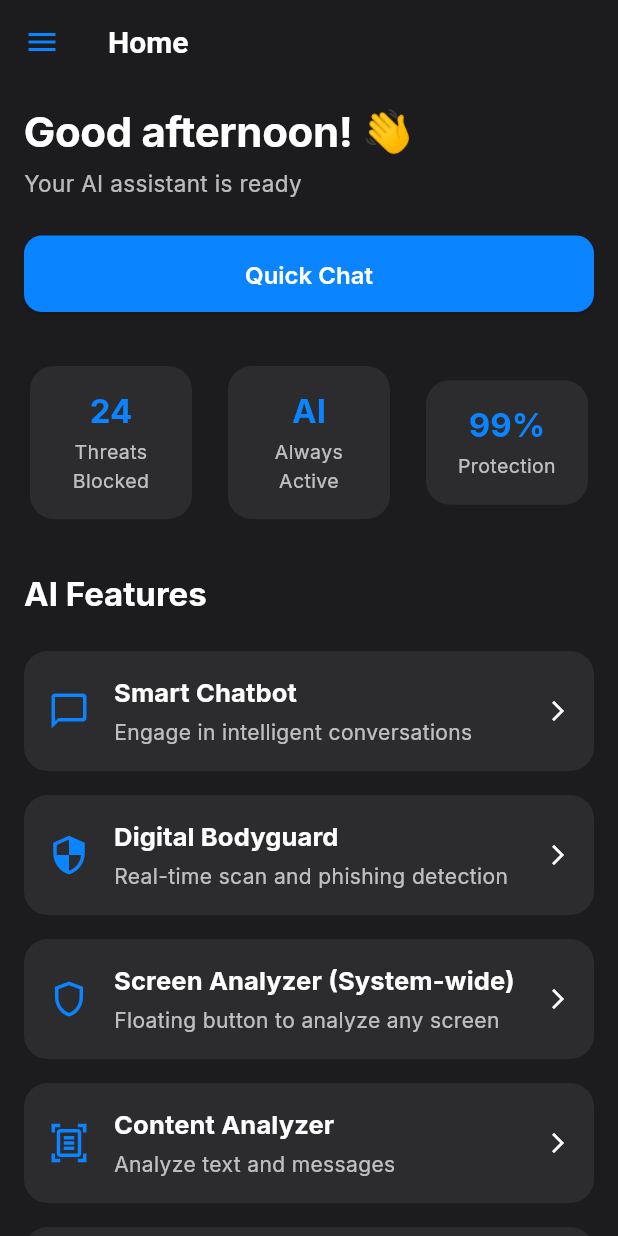
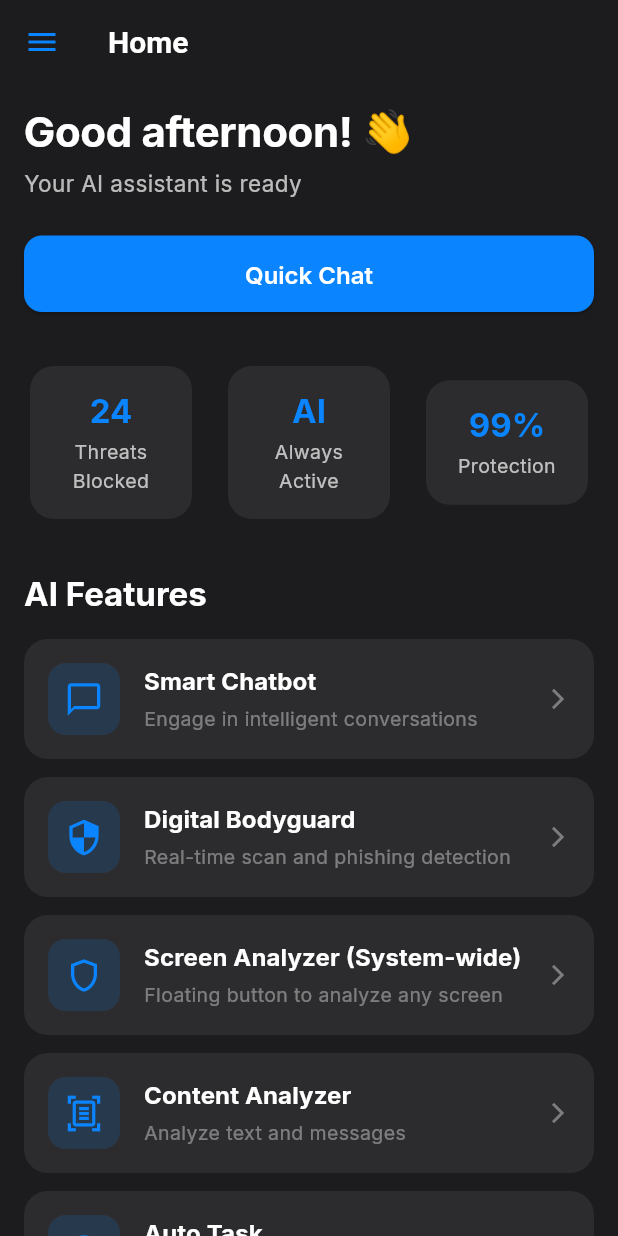
Before and after one commit to streminiai/streminiai, a Flutter app: the screen it shows after launch, on a phone screen of 412 x 824 dp. Run offline on Flutter 3.47's test engine with Material 3 defaults, Android fonts, the phone set to English and light mode, and no system bars; our stand-ins replace google_fonts, image_picker, permission_handler, screenshot; missing offline and left inert: flutter_overlay_window.

Commit message:
Update feature_card.dart

```diff
--- a/lib/widgets/feature_card.dart
+++ b/lib/widgets/feature_card.dart
@@ -1,4 +1,3 @@
-
 import 'package:flutter/material.dart';
 
 class FeatureCard extends StatelessWidget {
@@ -20,31 +19,50 @@ class FeatureCard extends StatelessWidget {
     final theme = Theme.of(context);
 
     return Card(
-      // The card theme is already defined in app_theme.dart
-      margin: const EdgeInsets.symmetric(vertical: 8.0),
+      margin: const EdgeInsets.only(bottom: 12),
       child: InkWell(
-        borderRadius: BorderRadius.circular(16.0),
+        borderRadius: BorderRadius.circular(16),
         onTap: onTap,
         child: Padding(
-          padding: const EdgeInsets.all(16.0),
+          padding: const EdgeInsets.all(16),
           child: Row(
             children: [
-              Icon(icon, color: theme.colorScheme.primary, size: 28),
+              Container(
+                width: 48,
+                height: 48,
+                decoration: BoxDecoration(
+                  color: theme.primaryColor.withOpacity(0.15),
+                  borderRadius: BorderRadius.circular(12),
+                ),
+                child: Icon(icon, color: theme.primaryColor, size: 26),
+              ),
               const SizedBox(width: 16),
               Expanded(
                 child: Column(
                   crossAxisAlignment: CrossAxisAlignment.start,
                   children: [
-                    Text(title, style: theme.textTheme.labelLarge),
+                    Text(
+                      title,
+                      style: theme.textTheme.labelLarge?.copyWith(
+                        fontSize: 16,
+                      ),
+                    ),
                     const SizedBox(height: 4),
                     Text(
                       subtitle,
-                      style: theme.textTheme.bodyMedium?.copyWith(fontSize: 14),
+                      style: theme.textTheme.bodyMedium?.copyWith(
+                        fontSize: 13,
+                        color: theme.disabledColor,
+                      ),
                     ),
                   ],
                 ),
               ),
-              const Icon(Icons.arrow_forward_ios, size: 16),
+              Icon(
+                Icons.arrow_forward_ios,
+                size: 16,
+                color: theme.disabledColor,
+              ),
             ],
           ),
         ),
```
